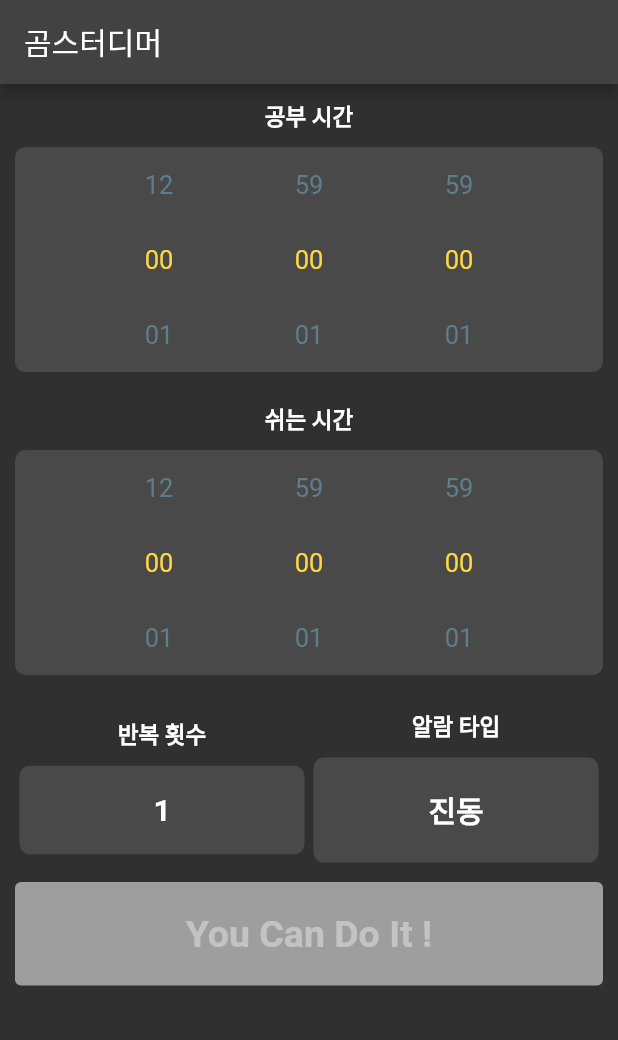
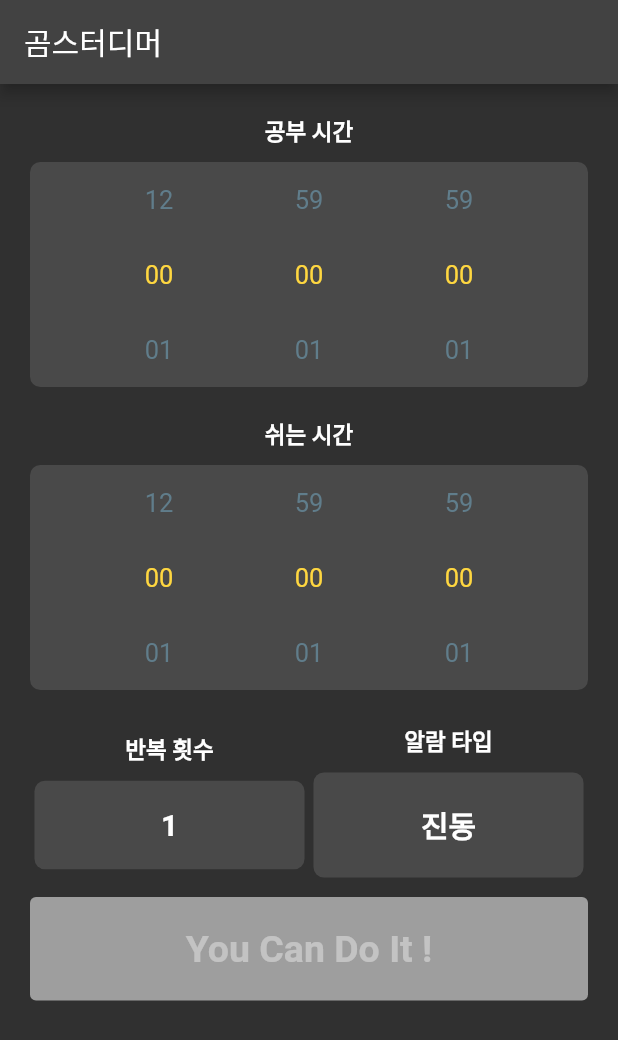
Before and after one commit to MISEONGKIM/studimer, a Flutter app: the screen it shows after launch, after a tap on "12", after a tap on "취소", on a phone screen of 412 x 824 dp. Shown: the top 1040 px of the screen. Run offline on Flutter 3.47's test engine with Material 2 defaults, Android fonts, the phone set to English and light mode, and no system bars; drawn by our look-alikes of numberpicker; our stand-ins replace floor, flutter_local_notifications, sqflite, vibration; missing offline and left inert: flutter_background_service, flutter_ringtone_player; accounts and stored records are empty; generated files the repository leaves out were written again.

Commit message:
design : 취소,중지버튼사이에 빈값추가

```diff
--- a/lib/src/presentation/views/main_view.dart
+++ b/lib/src/presentation/views/main_view.dart
@@ -23,7 +23,7 @@ class MainView extends StatelessWidget {
         title: const Text('곰스터디머'),
       ),
       body: Container(
-        padding: const EdgeInsets.all(10),
+        padding: const EdgeInsets.all(20),
         child: CycleOptionPrvdConsumer(builder: (context, provider) {
           return Column(children: [
             _enableCheck(
--- a/lib/src/presentation/widgets/controll_button/index.dart
+++ b/lib/src/presentation/widgets/controll_button/index.dart
@@ -114,6 +114,9 @@ class ControllButtonContainer extends StatelessWidget {
                                 buttonText: provider.isTimerStop ? '재시작' : '중지',
                                 onPressed: () =>
                                     _stopOnPressed(context, provider))),
+                        const SizedBox(
+                          width: 6,
+                        ),
                         Expanded(
                             child: CancelButton(
                                 onPressed: () => _cancelOnPressed(context)))
```
